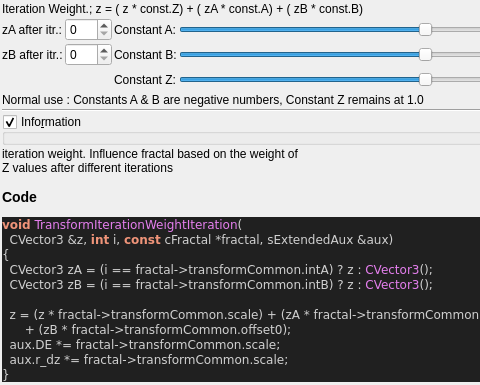
Before: the Qt Designer form mandelbulber2/qt_data/fractal_transf_iteration_weight.ui in buddhi1980/mandelbulber2, drawn with Qt 5; both pictures show x 0 to 480 and y 0 to 385 of the 763 by 522 pixel window.
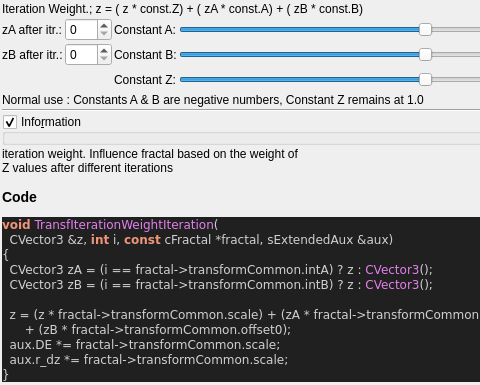
After: the same form once the commit is applied. Custom widgets are drawn as their Qt base class.

Diff of the .ui file:
```diff
--- a/mandelbulber2/qt_data/fractal_transf_iteration_weight.ui
+++ b/mandelbulber2/qt_data/fractal_transf_iteration_weight.ui
@@ -311,7 +311,7 @@
 &lt;/table&gt;
 &lt;h3&gt;Code&lt;/h3&gt;
 &lt;body style=&quot;background-color:#202020&quot;&gt;
-&lt;pre style=&quot;color:#d0d0d0; background-color:#202020;  font-family:'Courier New',monospace;&quot;&gt;&lt;span style=&quot;color:#f09479; font-weight:bold&quot;&gt;void&lt;/span&gt; &lt;span style=&quot;color:#e47eed&quot;&gt;TransformIterationWeightIteration&lt;/span&gt;&lt;span style=&quot;color:#d0d0d0&quot;&gt;(&lt;/span&gt;
+&lt;pre style=&quot;color:#d0d0d0; background-color:#202020;  font-family:'Courier New',monospace;&quot;&gt;&lt;span style=&quot;color:#f09479; font-weight:bold&quot;&gt;void&lt;/span&gt; &lt;span style=&quot;color:#e47eed&quot;&gt;TransfIterationWeightIteration&lt;/span&gt;&lt;span style=&quot;color:#d0d0d0&quot;&gt;(&lt;/span&gt;
   CVector3 &lt;span style=&quot;color:#d0d0d0&quot;&gt;&amp;amp;&lt;/span&gt;z&lt;span style=&quot;color:#d0d0d0&quot;&gt;,&lt;/span&gt; &lt;span style=&quot;color:#f09479; font-weight:bold&quot;&gt;int&lt;/span&gt; i&lt;span style=&quot;color:#d0d0d0&quot;&gt;,&lt;/span&gt; &lt;span style=&quot;color:#f09479; font-weight:bold&quot;&gt;const&lt;/span&gt; cFractal &lt;span style=&quot;color:#d0d0d0&quot;&gt;*&lt;/span&gt;fractal&lt;span style=&quot;color:#d0d0d0&quot;&gt;,&lt;/span&gt; sExtendedAux &lt;span style=&quot;color:#d0d0d0&quot;&gt;&amp;amp;&lt;/span&gt;aux&lt;span style=&quot;color:#d0d0d0&quot;&gt;)&lt;/span&gt;
 &lt;span style=&quot;color:#d0d0d0&quot;&gt;{&lt;/span&gt;
   CVector3 zA &lt;span style=&quot;color:#d0d0d0&quot;&gt;= (&lt;/span&gt;i &lt;span style=&quot;color:#d0d0d0&quot;&gt;==&lt;/span&gt; fractal&lt;span style=&quot;color:#d0d0d0&quot;&gt;-&amp;gt;&lt;/span&gt;transformCommon&lt;span style=&quot;color:#d0d0d0&quot;&gt;.&lt;/span&gt;intA&lt;span style=&quot;color:#d0d0d0&quot;&gt;)&lt;/span&gt; ? z &lt;span style=&quot;color:#d0d0d0&quot;&gt;:&lt;/span&gt; &lt;span style=&quot;color:#e47eed&quot;&gt;CVector3&lt;/span&gt;&lt;span style=&quot;color:#d0d0d0&quot;&gt;();&lt;/span&gt;
```
